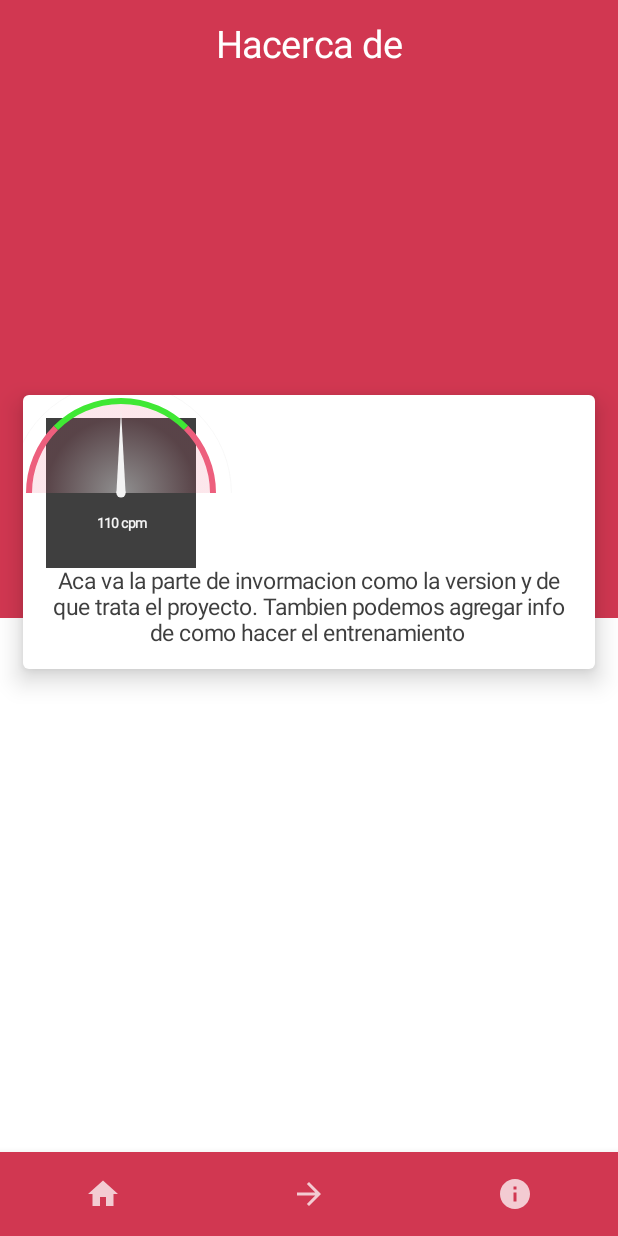
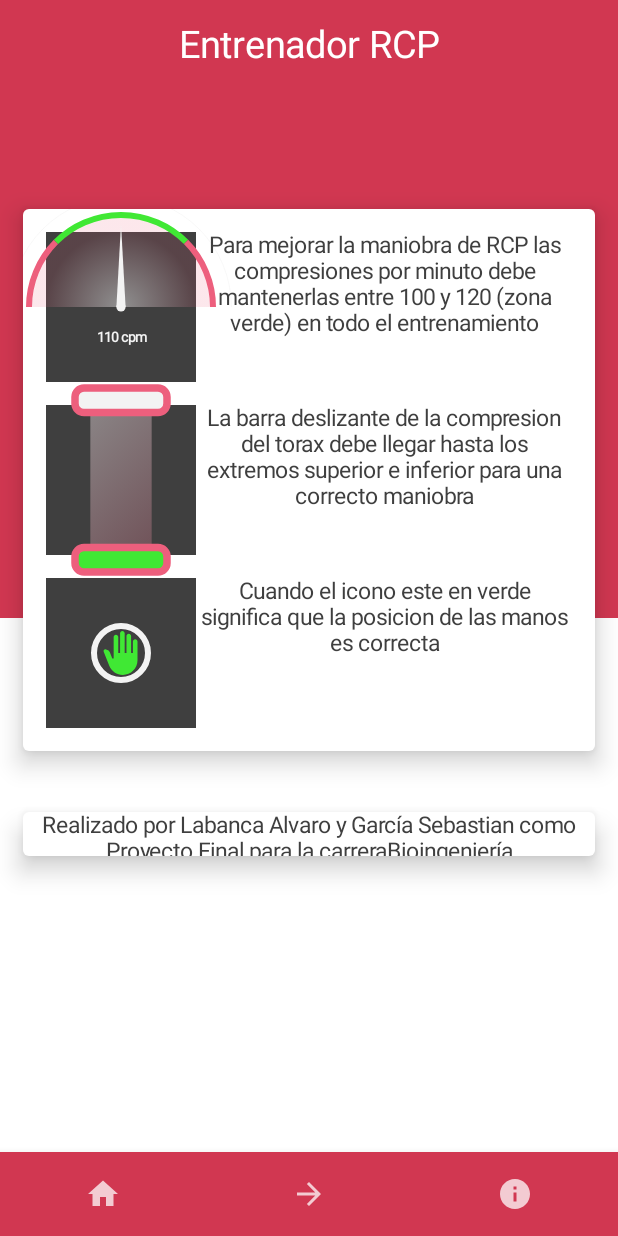
Before and after one commit to kaponero/MyApplication2, an Android app built with Jetpack Compose: the composable About shown on its own in the app's theme, on a phone screen of 412 x 824 dp. Run offline under Robolectric (Android 15) with nearby library versions, the phone set to English and light mode, and no system bars; our stand-ins replace Dagger/Hilt's generated code.

Commit message:
fixed cmp and aboutscreen

```diff
--- a/app/src/main/java/com/example/myapplication/data/FrequencyResult.kt
+++ b/app/src/main/java/com/example/myapplication/data/FrequencyResult.kt
@@ -4,5 +4,6 @@ data class FrequencyResult(
     val frequency:Int,
     val compression:Int,
     val position:Int,
+    val refresh:Int,
     val connectionState: ConnectionState
 )
--- a/app/src/main/java/com/example/myapplication/data/ble/FrequencyBLEReceiveManager.kt
+++ b/app/src/main/java/com/example/myapplication/data/ble/FrequencyBLEReceiveManager.kt
@@ -74,7 +74,7 @@ class FrequencyBLEReceiveManager @Inject constructor(
                     this@FrequencyBLEReceiveManager.gatt = gatt
                 } else if (newState == BluetoothProfile.STATE_DISCONNECTED) {
                     coroutineScope.launch {
-                        data.emit(Resource.Success(data = FrequencyResult( 0, 0, 0, ConnectionState.Disconnected)))
+                        data.emit(Resource.Success(data = FrequencyResult( 0, 0, 0,0, ConnectionState.Disconnected)))
                     }
                     gatt.close()
                 }
@@ -131,12 +131,13 @@ class FrequencyBLEReceiveManager @Inject constructor(
                         //val multiplicator = if(value.first().toInt()> 0) -1 else 1
                         val frequency = value[0].toUByte()
                         val compresion = value[1].toInt()
-                        //val decompresion = value[3].toInt() + value[4].toInt() / 10f
                         val position = if(value[2].toInt()> 0) 1 else -1
+                        val refresco = value[3].toInt()
                         val frequencyResult = FrequencyResult(
                             frequency.toInt(),
                             compresion,
                             position,
+                            refresco,
                             ConnectionState.Connected
                         )
                         coroutineScope.launch {
--- a/app/src/main/java/com/example/myapplication/presentation/About.kt
+++ b/app/src/main/java/com/example/myapplication/presentation/About.kt
@@ -40,24 +40,24 @@ import com.google.accompanist.permissions.rememberMultiplePermissionsState
 fun About(navController: NavController,
     onBluetoothStateChanged:()->Unit,
     viewModel: RCPViewModel = hiltViewModel()
-){
-    MainScreen(navController,onBluetoothStateChanged)
+) {
+    MainScreen(navController, onBluetoothStateChanged)
 
-    Column (modifier = Modifier.fillMaxSize()) {
+    Column(modifier = Modifier.fillMaxSize()) {
         Box(
             modifier = Modifier
                 .fillMaxSize()
                 .background(Purple500)
                 .weight(1f)
-        ){
-            Column (
+        ) {
+            Column(
                 modifier = Modifier
                     .fillMaxSize(),
                 horizontalAlignment = Alignment.CenterHorizontally,
 
-                ){
+                ) {
                 Text(
-                    text = "Hacerca de",
+                    text = "Entrenador RCP",
                     fontSize = 25.sp,
                     modifier = Modifier
                         .padding(15.dp),
@@ -76,22 +76,23 @@ fun About(navController: NavController,
             .fillMaxHeight(0.8f),
         horizontalAlignment = Alignment.CenterHorizontally,
         verticalArrangement = Arrangement.Center
-    ){
+    ) {
         Spacer(modifier = Modifier.height(50.dp))
-        Card(modifier = Modifier
-            .fillMaxWidth()
-            .padding(15.dp),
+        Card(
+            modifier = Modifier
+                .fillMaxWidth()
+                .padding(15.dp),
             elevation = 10.dp,
 
-            ){
+            ) {
             Row(
                 modifier = Modifier
                     .padding(15.dp),
                 verticalAlignment = Alignment.CenterVertically,
                 horizontalArrangement = Arrangement.SpaceEvenly
-            ){
+            ) {
                 Column() {
-                    Row(){
+                    Row() {
                         ArcIndicator(
                             modifier = Modifier
                                 .background(gray)
@@ -102,17 +103,87 @@ fun About(navController: NavController,
                             terciaryColor = Purple700,
                             circleRadius = 92f
                         )
+                        Text(
+                            text = "Para mejorar la maniobra de RCP las compresiones por minuto debe mantenerlas " +
+                                    "entre 100 y 120 (zona verde) en todo el entrenamiento",
+                            textAlign = TextAlign.Center,
+                            color = gray,
+                            fontSize = 15.sp
+                        )
                     }
-                    Text(text = "Aca va la parte de invormacion como la version y de que trata el proyecto. " +
-                            "Tambien podemos agregar info de como hacer el entrenamiento ",
-                        textAlign = TextAlign.Center,
-                        color= gray,
-                        fontSize = 15.sp)
+                    Spacer(modifier = Modifier.height(15.dp))
+                    Row() {
+                        BarIndicator(
+                            modifier = Modifier
+                                .background(gray)
+                                .size(100.dp),
+                            initialValue = 50,
+                            primaryColor = white,
+                            secondaryColor = Purple200,
+                            terciaryColor = Purple700,
+                            circleRadius = 92f
+                        )
+                        Text(
+                            text = "La barra deslizante de la compresion del torax debe llegar hasta los extremos superior" +
+                                    " e inferior para una correcto maniobra",
+                            textAlign = TextAlign.Center,
+                            color = gray,
+                            fontSize = 15.sp
+                        )
+                    }
+                    Spacer(modifier = Modifier.height(15.dp))
+                    Row() {
+                        Box(
+                            modifier = Modifier
+                                .size(100.dp)
+                                .background(gray),
+                            contentAlignment = Alignment.Center
+                        ) {
+                            Image(
+                                painter = painterResource(id = R.drawable.hand_ok),
+                                contentDescription = "mano ok",
+                                modifier = Modifier
+                                    .size(40.dp)
+                                    .border(
+                                        BorderStroke(4.dp, white),
+                                        CircleShape
+                                    )
+                                    .padding(5.dp)
+                            )
+                        }
+                        Text(
+                            text = "Cuando el icono este en verde significa que la posicion de las" +
+                                    " manos es correcta",
+                            textAlign = TextAlign.Center,
+                            color = gray,
+                            fontSize = 15.sp
+                        )
+                    }
                 }
-
             }
         }
+        Spacer(modifier = Modifier.height(10.dp))
+        Card(
+            modifier = Modifier
+                .fillMaxWidth()
+                .height(60.dp)
+                .padding(15.dp),
+            elevation = 10.dp,
+            ) {
+                Column(modifier = Modifier
+                    .fillMaxSize()) {
+                    Text(
+                        text = "Realizado por Labanca Alvaro y García Sebastian como Proyecto Final para la carrera"+
+                        "Bioingeniería",
+                        textAlign = TextAlign.Center,
+                        color = gray,
+                        fontSize = 15.sp
+                    )
+                }
+        }
     }
+
+}
     /*
     //MainScreen(navController,onBluetoothStateChanged)
 
@@ -343,4 +414,3 @@ fun About(navController: NavController,
             }
         }
     }*/
-}
--- a/app/src/main/java/com/example/myapplication/presentation/FrequencyScreen.kt
+++ b/app/src/main/java/com/example/myapplication/presentation/FrequencyScreen.kt
@@ -167,7 +167,9 @@ fun FrequencyScreen(navController: NavController,
                     horizontalAlignment = Alignment.CenterHorizontally,
                     verticalArrangement = Arrangement.Top
                 ){
+                    val refresco = viewModel.refresco
                     rememberCountdownTimerState(viewModel.frequency,viewModel.compresion,viewModel.position)
+                    //calculo_frecuencia(viewModel.frequency)
                     Text(
                         text = "${if(tiempo.minutos>9){
                             tiempo.minutos
--- a/app/src/main/java/com/example/myapplication/presentation/RCPViewModel.kt
+++ b/app/src/main/java/com/example/myapplication/presentation/RCPViewModel.kt
@@ -32,6 +32,9 @@ class RCPViewModel @Inject constructor(
     var position by mutableStateOf(0)
         private set
 
+    var refresco by mutableStateOf(0)
+        private set
+
     var connectionState by mutableStateOf<ConnectionState>(ConnectionState.Uninitialized)
 
     private fun subscribeToChanges(){
@@ -43,6 +46,7 @@ class RCPViewModel @Inject constructor(
                         frequency = result.data.frequency
                         compresion = result.data.compression
                         position = result.data.position
+                        refresco = result.data.refresh
                     }
 
                     is Resource.Loading -> {
--- a/app/src/main/java/com/example/myapplication/presentation/SplashScreen.kt
+++ b/app/src/main/java/com/example/myapplication/presentation/SplashScreen.kt
@@ -42,6 +42,7 @@ fun SplashScreen(navController: NavController){
         scores.desplaza = prefs.getDes()
         scores.posicion = prefs.getPos()
         scores.contador = prefs.getCon()
+        scores.cantidad = prefs.getCAN()
         //prefs.delete()
     }
 
```
Also changed, not shown: app/src/main/java/com/example/myapplication/presentation/ScreenElements/Cronometro.kt (+15 -3 lines), app/src/main/java/com/example/myapplication/presentation/ScreenElements/Prefs.kt (+9 -1 lines), app/src/main/java/com/example/myapplication/presentation/StartScreen.kt (+10 -3 lines).
